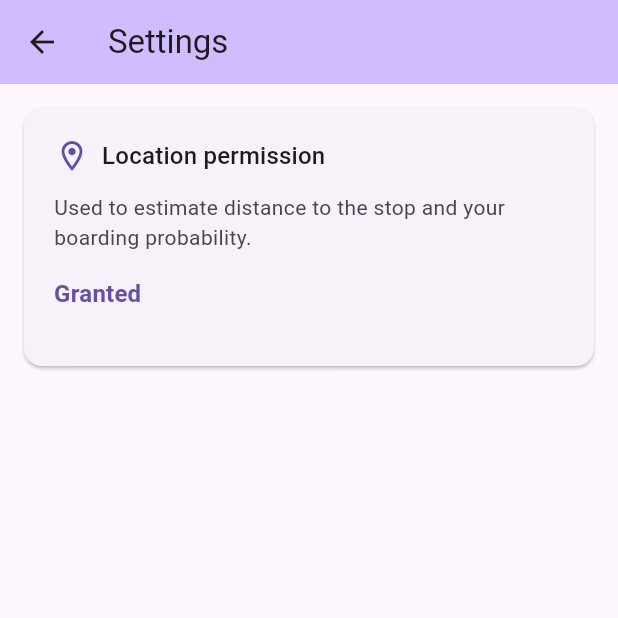
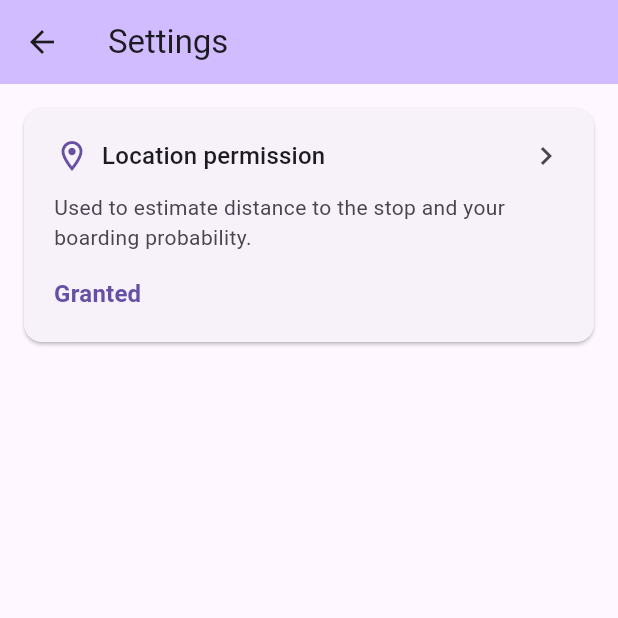
Before and after one commit to GthingkingG/will-i-make-it, a Flutter app: the SettingsView screen opened directly, on a phone screen of 412 x 824 dp, the top half of it. Run offline on Flutter 3.47's test engine with Material 3 defaults, Android fonts, the phone set to English and light mode, and no system bars; our stand-ins replace bloc, equatable, flutter_bloc, geolocator; generated files the repository leaves out were written again.

Commit message:
feat: 위치 권한 카드 tappable (iOS Settings 앱 스타일) (#7)
기존: "OS 설정 열기" 별도 FilledButton이 카드 아래 붙어있었음.
신규: 카드(InkWell) 자체가 tappable → OS Settings로 바로. 우측 chevron 아이콘 추가.

상태별 UX:
- granted: 카드 탭 → OS 설정에서 revoke 가능 (이전엔 불가)
- denied: 카드 탭 + 인라인 "권한 요청" 버튼 병존 (1탭 OS 프롬프트 빠른 경로)
- deniedForever/serviceDisabled: 카드 탭이 유일 경로 (버튼 제거)

iOS Settings.app의 앱 리스트 행 UX와 일치. 상태 전이로 버튼이 튀는 레이아웃 이동도 감소.

79/79 테스트 통과. 기존 settings-open-os 버튼 키 제거, settings-location-card 키 추가.

```diff
--- a/lib/settings/view/settings_page.dart
+++ b/lib/settings/view/settings_page.dart
@@ -114,6 +114,12 @@ class _LocationCard extends StatelessWidget {
       padding: const EdgeInsets.fromLTRB(16, 16, 16, 32),
       child: Card(
         margin: EdgeInsets.zero,
+        clipBehavior: Clip.antiAlias,
+        child: InkWell(
+          key: const ValueKey('settings-location-card'),
+          onTap: () async {
+            await cubit.openSystemSettings();
+          },
           child: Padding(
             padding: const EdgeInsets.all(20),
             child: Column(
@@ -131,6 +137,10 @@ class _LocationCard extends StatelessWidget {
                         l10n.settingsLocationStatusHeader,
                         style: theme.textTheme.titleMedium,
                       ),
+                    ),
+                    Icon(
+                      Icons.chevron_right,
+                      color: theme.colorScheme.onSurfaceVariant,
                     ),
                   ],
                 ),
@@ -153,24 +163,17 @@ class _LocationCard extends StatelessWidget {
                     ),
                   ],
                 ),
+                if (canRequest) ...[
                   const SizedBox(height: 16),
-              if (canRequest)
                   FilledButton.icon(
                     key: const ValueKey('settings-request-permission'),
                     onPressed: cubit.requestPermission,
                     icon: const Icon(Icons.lock_open),
                     label: Text(l10n.settingsLocationActionRequest),
-                )
-              else if (status != LocationPermissionStatus.granted)
-                FilledButton.icon(
-                  key: const ValueKey('settings-open-os'),
-                  onPressed: () async {
-                    await cubit.openSystemSettings();
-                  },
-                  icon: const Icon(Icons.settings),
-                  label: Text(l10n.settingsLocationActionOpenSettings),
                   ),
                 ],
+              ],
+            ),
           ),
         ),
       ),
```
Also changed, not shown: 1 other file. Lines whose indentation alone changed are shown as unchanged.
